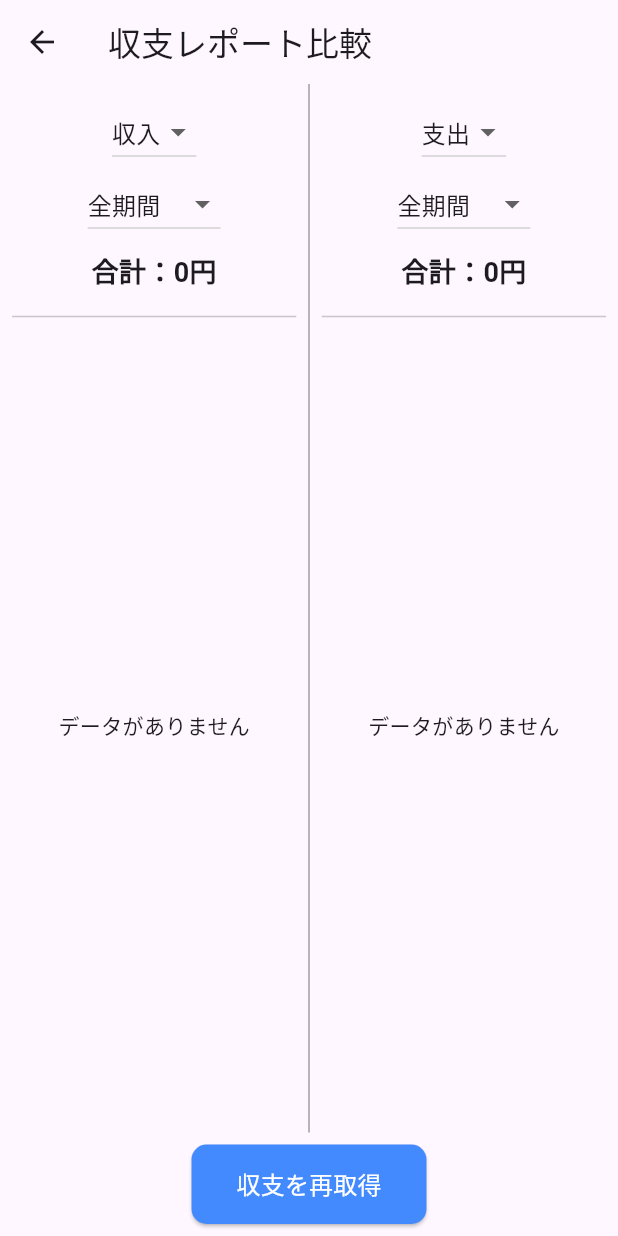
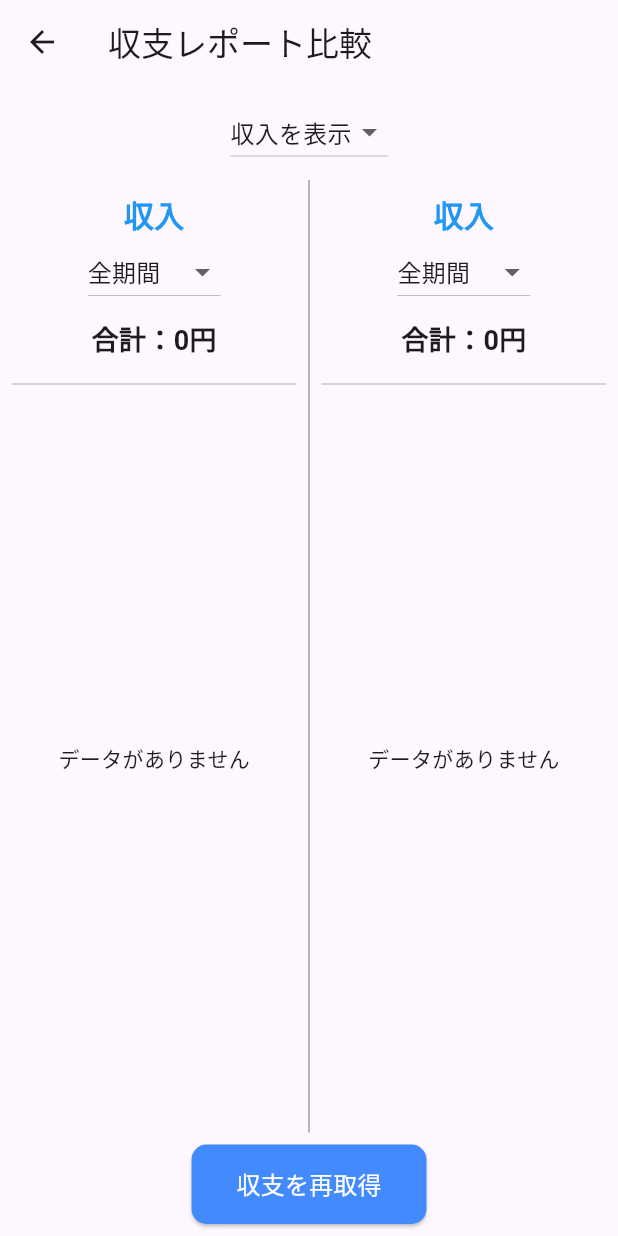
Before and after one commit to iwasitamasayosi/flutter_application_1, a Flutter app: the screen it shows after launch, after a tap on "収支の比較", on a phone screen of 412 x 824 dp. Run offline on Flutter 3.47's test engine with Material 3 defaults, Android fonts, the phone set to English and light mode, and no system bars; our stand-ins replace cloud_firestore, firebase_core, fl_chart; accounts and stored records are empty.

Commit message:
収支比較画面を使いやすくした。

```diff
--- a/lib/Comparison.dart
+++ b/lib/Comparison.dart
@@ -13,7 +13,7 @@ class MyApp extends StatelessWidget {
   Widget build(BuildContext context) {
     return MaterialApp(
       debugShowCheckedModeBanner: false,
-      title: '収支レポート',
+      title: '収支確認画面',
       theme: ThemeData(
         primarySwatch: Colors.blue,
         visualDensity: VisualDensity.adaptivePlatformDensity,
@@ -40,9 +40,8 @@ class Comparison extends State<Comparison_screen> {
   String? selectedMonthLeft;
   String? selectedMonthRight;
 
-  // New state variables for content selection
-  String selectedContentTypeLeft = 'income'; // 'income', 'expense', 'balance'
-  String selectedContentTypeRight = 'expense'; // 'income', 'expense', 'balance'
+  // 表示内容を左右で連動させるための単一のState変数
+  String selectedContentType = 'income';
 
   @override
   void initState() {
@@ -57,7 +56,6 @@ class Comparison extends State<Comparison_screen> {
     });
   }
 
-  /// Firestoreから収入と支出のデータを取得し、利用可能な月を更新します。
   Future<void> fetchData() async {
     try {
       final incomeSnapshot = await FirebaseFirestore.instance.collection('income').get();
@@ -79,7 +77,7 @@ class Comparison extends State<Comparison_screen> {
       setState(() {
         // 月をソートし、'全期間'オプションを追加
         availableMonths = months.toList()..sort();
-        availableMonths.insert(0, 'All'); // 'All' for '全期間'
+        availableMonths.insert(0, 'All');
       });
     } catch (e) {
       // エラーハンドリング
@@ -92,8 +90,6 @@ class Comparison extends State<Comparison_screen> {
     }
   }
 
-  /// 指定された月のカテゴリリストを構築します。
-  /// contentTypeによって表示するデータを切り替えます。
   Widget buildMonthlyCategoryList(String? currentSelectedMonth, String contentType) {
     if (currentSelectedMonth == null) {
       return const Center(child: Text('月を選択してください'));
@@ -106,8 +102,6 @@ class Comparison extends State<Comparison_screen> {
     } else if (contentType == 'expense') {
       docsToDisplay = expenseList;
     } else if (contentType == 'balance') {
-      // For balance, we aggregate both income and expenditure and treat them as one list
-      // This will show individual income and expense items under their categories.
       docsToDisplay = [...incomeList, ...expenseList];
     }
 
@@ -135,11 +129,8 @@ class Comparison extends State<Comparison_screen> {
       children: categoryMap.entries.map((entry) {
         String category = entry.key;
         List<DocumentSnapshot> items = entry.value;
-        // Calculate category total based on whether it's income or expense
         int categoryTotal = items.fold(0, (sum, doc) {
           int amount = doc['money'] as int;
-          // If we are showing 'balance', expenses should be negative for correct aggregation
-          // Check the collection ID to determine if it's an expense
           if (contentType == 'balance' && doc.reference.parent.id == 'expenditure') {
             return sum - amount;
           }
@@ -149,14 +140,12 @@ class Comparison extends State<Comparison_screen> {
         return ExpansionTile(
           title: Text('$category：${categoryTotal}円'),
           children: items.map((doc) {
-            // Fix: Check if 'memo' key exists using .containsKey()
             final memo = (doc.data() as Map<String, dynamic>).containsKey('memo')
                 ? doc['memo'] as String
                 : '';
             final date = (doc['date'] as Timestamp).toDate();
             final formattedDate = '${date.year}/${date.month.toString().padLeft(2, '0')}/${date.day.toString().padLeft(2, '0')}';
             final int amount = doc['money'] as int;
-            // Fix: Access parent.id directly as it's guaranteed not to be null here
             final String type = doc.reference.parent.id == 'income' ? '収入' : '支出';
             final Color amountColor = (type == '収入') ? Colors.green : Colors.red;
 
@@ -187,7 +176,7 @@ class Comparison extends State<Comparison_screen> {
       targetList = incomeList;
     } else if (contentType == 'expense') {
       targetList = expenseList;
-    } else { // contentType == 'balance'
+    } else {
       targetList = [...incomeList, ...expenseList];
     }
 
@@ -202,7 +191,6 @@ class Comparison extends State<Comparison_screen> {
     int total = 0;
     for (var doc in filteredDocs) {
       int amount = doc['money'] as int;
-      // Fix: Access parent.id directly as it's guaranteed not to be null here
       if (doc.reference.parent.id == 'income') {
         total += amount;
       } else if (doc.reference.parent.id == 'expenditure') {
@@ -215,15 +203,31 @@ class Comparison extends State<Comparison_screen> {
   @override
   Widget build(BuildContext context) {
     // 左側の合計を計算
-    final totalLeft = calculateTotal(selectedMonthLeft, selectedContentTypeLeft);
-
+    final totalLeft = calculateTotal(selectedMonthLeft, selectedContentType);
     // 右側の合計を計算
-    final totalRight = calculateTotal(selectedMonthRight, selectedContentTypeRight);
+    final totalRight = calculateTotal(selectedMonthRight, selectedContentType);
 
     return Scaffold(
       appBar: AppBar(title: const Text('収支レポート比較')),
       body: Column(
         children: [
+          // 左右共通の表示内容選択ドロップダウン
+          Padding(
+            padding: const EdgeInsets.symmetric(vertical: 8.0),
+            child: DropdownButton<String>(
+              value: selectedContentType,
+              items: const [
+                DropdownMenuItem(value: 'income', child: Text('収入を表示')),
+                DropdownMenuItem(value: 'expense', child: Text('支出を表示')),
+                DropdownMenuItem(value: 'balance', child: Text('収支を表示')),
+              ],
+              onChanged: (value) {
+                setState(() {
+                  selectedContentType = value!;
+                });
+              },
+            ),
+          ),
           Expanded(
             child: Row(
               children: [
@@ -233,18 +237,18 @@ class Comparison extends State<Comparison_screen> {
                     padding: const EdgeInsets.all(8.0),
                     child: Column(
                       children: [
-                        DropdownButton<String>(
-                          value: selectedContentTypeLeft,
-                          items: const [
-                            DropdownMenuItem(value: 'income', child: Text('収入')),
-                            DropdownMenuItem(value: 'expense', child: Text('支出')),
-                            DropdownMenuItem(value: 'balance', child: Text('収支')),
-                          ],
-                          onChanged: (value) {
-                            setState(() {
-                              selectedContentTypeLeft = value!;
-                            });
-                          },
+                        // 表示内容に応じたタイトル
+                        Text(
+                          selectedContentType == 'income'
+                              ? '収入'
+                              : selectedContentType == 'expense'
+                                  ? '支出'
+                                  : '収支',
+                          style: TextStyle(
+                            fontSize: 20,
+                            fontWeight: FontWeight.bold,
+                            color: selectedContentType == 'income' ? Colors.blue : selectedContentType == 'expense' ? Colors.red : Colors.green[700],
+                          ),
                         ),
                         DropdownButton<String>(
                           value: selectedMonthLeft,
@@ -269,7 +273,7 @@ class Comparison extends State<Comparison_screen> {
                           ),
                         ),
                         const Divider(),
-                        Expanded(child: buildMonthlyCategoryList(selectedMonthLeft, selectedContentTypeLeft)),
+                        Expanded(child: buildMonthlyCategoryList(selectedMonthLeft, selectedContentType)),
                       ],
                     ),
                   ),
@@ -282,18 +286,18 @@ class Comparison extends State<Comparison_screen> {
                     padding: const EdgeInsets.all(8.0),
                     child: Column(
                       children: [
-                        DropdownButton<String>(
-                          value: selectedContentTypeRight,
-                          items: const [
-                            DropdownMenuItem(value: 'income', child: Text('収入')),
-                            DropdownMenuItem(value: 'expense', child: Text('支出')),
-                            DropdownMenuItem(value: 'balance', child: Text('収支')),
-                          ],
-                          onChanged: (value) {
-                            setState(() {
-                              selectedContentTypeRight = value!;
-                            });
-                          },
+                        // 表示内容に応じたタイトル
+                        Text(
+                          selectedContentType == 'income'
+                              ? '収入'
+                              : selectedContentType == 'expense'
+                                  ? '支出'
+                                  : '収支',
+                          style: TextStyle(
+                            fontSize: 20,
+                            fontWeight: FontWeight.bold,
+                            color: selectedContentType == 'income' ? Colors.blue : selectedContentType == 'expense' ? Colors.red : Colors.green[700],
+                          ),
                         ),
                         DropdownButton<String>(
                           value: selectedMonthRight,
@@ -318,7 +322,7 @@ class Comparison extends State<Comparison_screen> {
                           ),
                         ),
                         const Divider(),
-                        Expanded(child: buildMonthlyCategoryList(selectedMonthRight, selectedContentTypeRight)),
+                        Expanded(child: buildMonthlyCategoryList(selectedMonthRight, selectedContentType)),
                       ],
                     ),
                   ),
```
